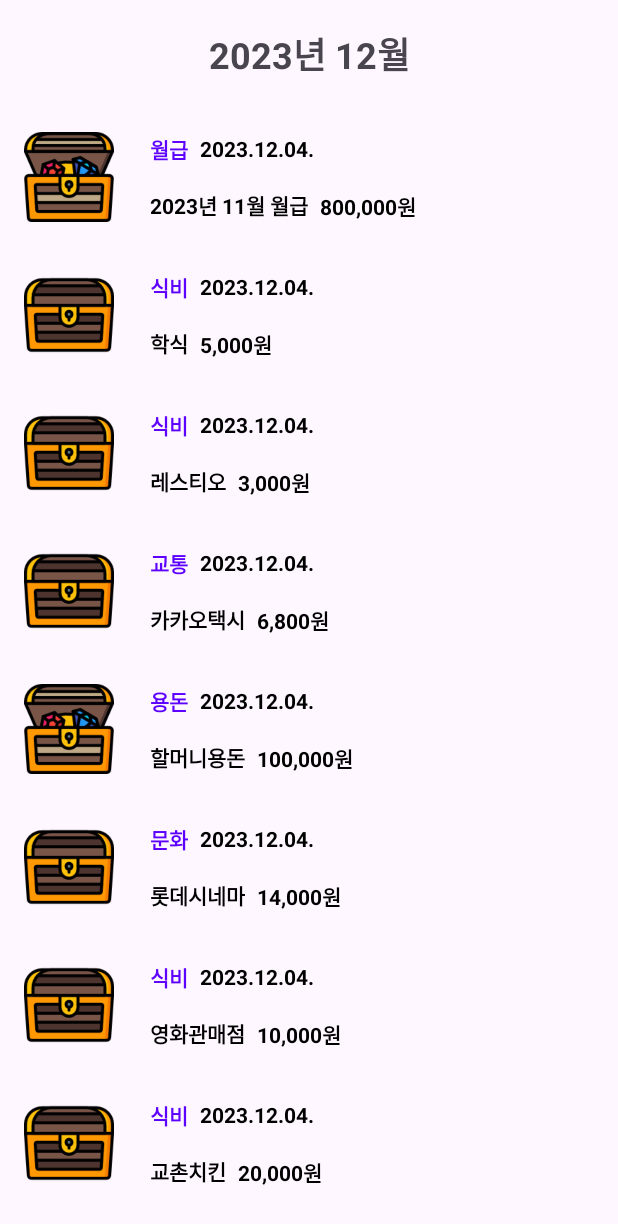
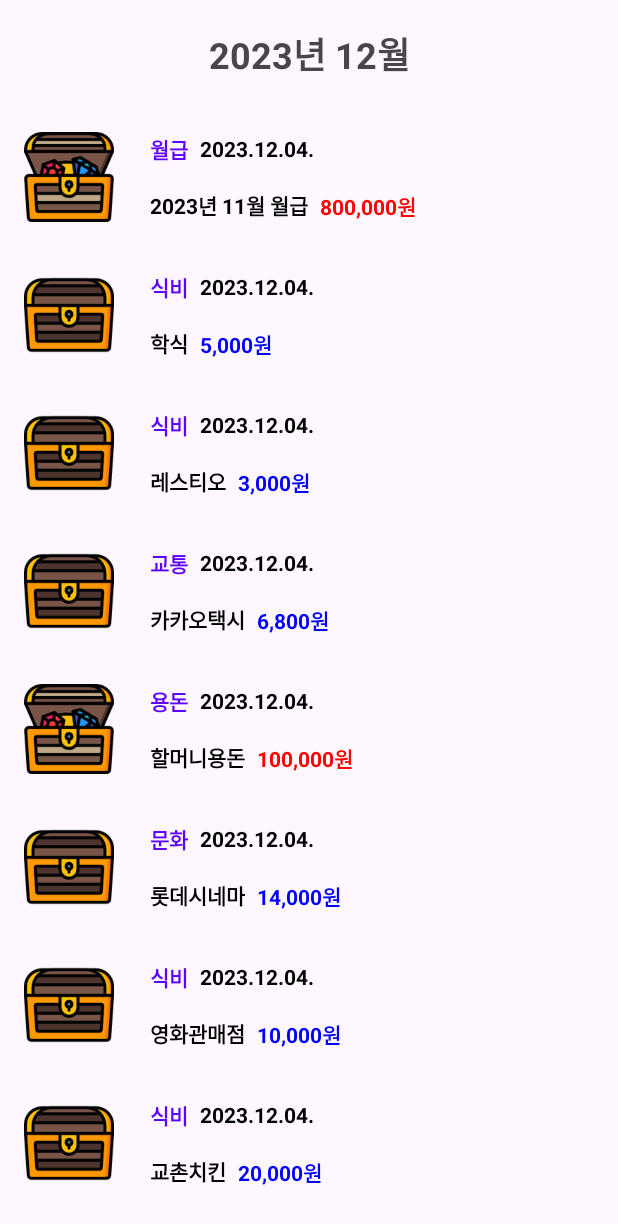
Before and after one commit to jkjungha/Game-Ledger, an Android app: the screen it shows after launch (MainActivity), on a phone screen of 412 x 824 dp. Shown: the top 1224 px of the screen. Run offline under Robolectric (Android 15) with nearby library versions, the phone set to English and light mode, and no system bars.

Commit message:
수입/지출 금액 글자색 변경

```diff
--- a/GameLedger/app/src/main/java/com/example/gameledger/TransactionAdapter.kt
+++ b/GameLedger/app/src/main/java/com/example/gameledger/TransactionAdapter.kt
@@ -1,5 +1,6 @@
 package com.example.gameledger
 
+import android.graphics.Color
 import android.view.LayoutInflater
 import android.view.View
 import android.view.ViewGroup
@@ -23,6 +24,13 @@ class TransactionAdapter(val transactionList: ArrayList<Transactions>) : Recycle
         holder.date.text = transactionList.get(position).date
         holder.title.text = transactionList.get(position).title
         holder.value.text = transactionList.get(position).value
+
+        if (transactionList.get(position).type == R.drawable.treasure_opened) {
+            holder.value.setTextColor(Color.parseColor("#FF0000"))
+        }
+        else if (transactionList.get(position).type == R.drawable.treasure_closed) {
+            holder.value.setTextColor(Color.parseColor("#0000FF"))
+        }
     }
 
     override fun getItemCount(): Int {
@@ -35,7 +43,6 @@ class TransactionAdapter(val transactionList: ArrayList<Transactions>) : Recycle
         val date = itemView.findViewById<TextView>(R.id.tv_date)    // 날짜
         val title = itemView.findViewById<TextView>(R.id.tv_transaction)    // 거래 내역
         val value = itemView.findViewById<TextView>(R.id.tv_value)  // 금액
-
     }
 
 }
```
